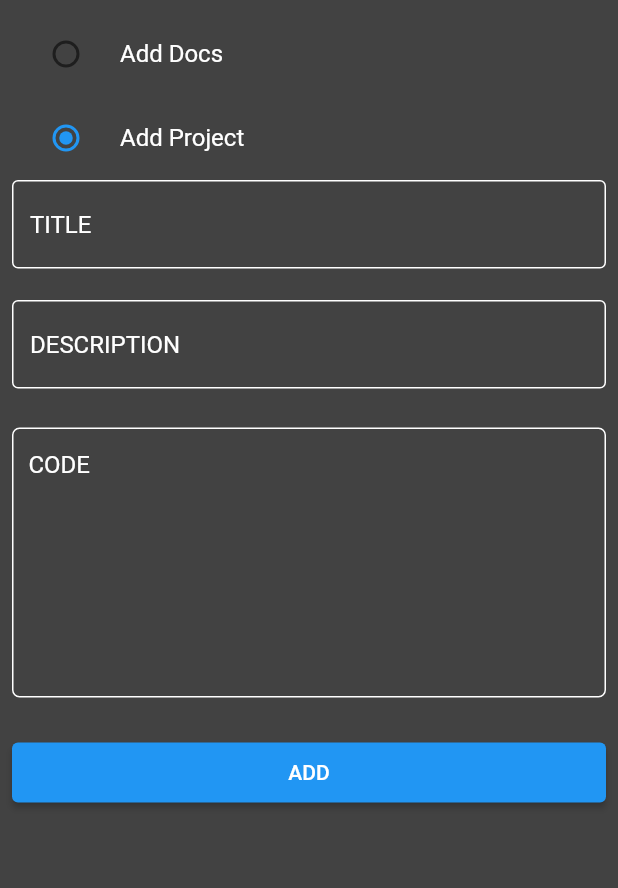
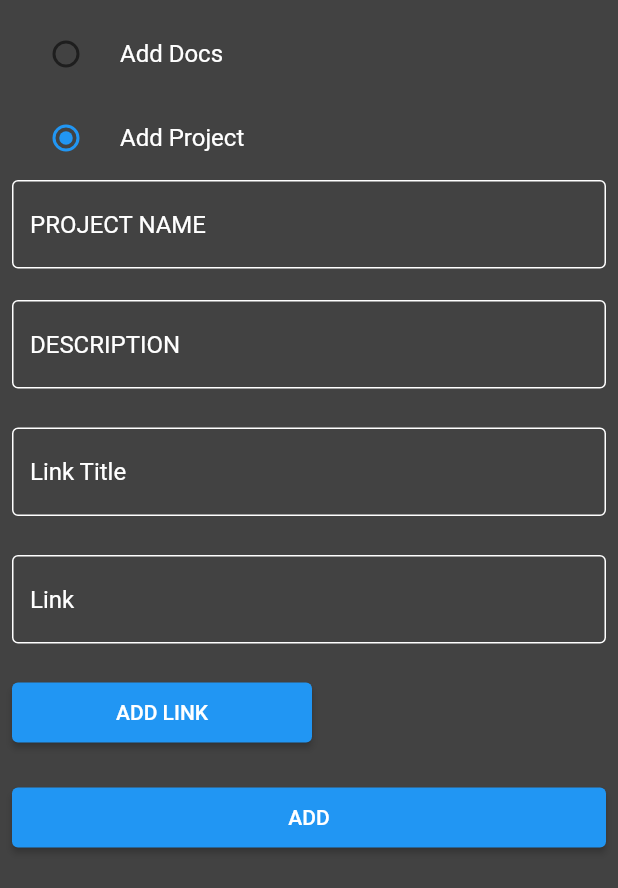
Before and after one commit to akj-anu/storebucket, a Flutter app: the AddForm widget shown alone on an empty page, opened directly, after a tap on "Add Project", on a phone screen of 412 x 824 dp. Shown: the top 888 px of the screen. Run offline on Flutter 3.47's test engine with Material 2 defaults, Android fonts, the phone set to English and light mode, and no system bars; our stand-ins replace cloud_firestore, firebase_core, flutter_html, lottie, shared_preferences; accounts and stored records are empty; network calls fail.

Commit message:
second commit

```diff
--- a/lib/home/widget/add_form.dart
+++ b/lib/home/widget/add_form.dart
@@ -2,7 +2,6 @@ import 'package:flutter/material.dart';
 import 'package:cloud_firestore/cloud_firestore.dart';
 import 'package:storebucket/home/home.dart';
 import 'package:storebucket/managers/shared_preference_manager.dart';
-import 'package:toggle_switch/toggle_switch.dart';
 
 enum chooseType { doc, project }
 
@@ -14,6 +13,7 @@ class AddForm extends StatefulWidget {
 }
 
 class _AddFormState extends State<AddForm> {
+  List<String> linkList = [];
   bool isDoc = true;
   Stream<QuerySnapshot<Object?>>? searchData;
   final TextEditingController _titleController =
@@ -91,11 +91,21 @@ class _AddFormState extends State<AddForm> {
     }
 
     addproject() {
-      project.add({
+      project
+          .add({
             'title': title,
             'description': description,
             'code': code,
             'name': userName,
+            'links': linkList,
+          })
+          .then((value) => {
+                snackMsg(color: Colors.green, text: "Project Added"),
+                setState(() {})
+              })
+          .catchError((error) {
+            snackMsg(color: Colors.red, text: "Failed to add project");
+            debugPrint("Failed to add project: $error");
           });
     }
 
@@ -103,6 +113,7 @@ class _AddFormState extends State<AddForm> {
       isDoc ? addData() : addproject();
     }
 
+    _addLink() {}
     return Container(
       height: MediaQuery.of(context).size.height,
       width: MediaQuery.of(context).size.width,
@@ -155,14 +166,14 @@ class _AddFormState extends State<AddForm> {
               child: TextField(
                 style: const TextStyle(color: Colors.white),
                 controller: _titleController,
-                decoration: const InputDecoration(
-                    hintText: 'TITLE',
+                decoration: InputDecoration(
+                    hintText: isDoc ? 'TITLE' : 'PROJECT NAME',
                     focusColor: Colors.white,
-                    enabledBorder: OutlineInputBorder(
+                    enabledBorder: const OutlineInputBorder(
                         borderSide: BorderSide(color: Colors.white)),
-                    focusedBorder: OutlineInputBorder(
+                    focusedBorder: const OutlineInputBorder(
                         borderSide: BorderSide(color: Colors.white)),
-                    hintStyle: TextStyle(color: Colors.white)),
+                    hintStyle: const TextStyle(color: Colors.white)),
                 onChanged: (text) {
                   title = text;
                 },
@@ -194,7 +205,62 @@ class _AddFormState extends State<AddForm> {
             const SizedBox(
               height: 5,
             ),
-            Container(
+            !isDoc
+                ? SizedBox(
+                    height: 80,
+                    child: TextField(
+                      style: const TextStyle(color: Colors.white),
+                      controller: _discriController,
+                      maxLength: null,
+                      maxLines: null,
+                      decoration: const InputDecoration(
+                          hintText: 'Link Title',
+                          focusColor: Colors.white,
+                          enabledBorder: OutlineInputBorder(
+                              borderSide: BorderSide(color: Colors.white)),
+                          focusedBorder: OutlineInputBorder(
+                              borderSide: BorderSide(color: Colors.white)),
+                          hintStyle: TextStyle(color: Colors.white)),
+                      onChanged: (text) {
+                        description = text;
+                      },
+                    ),
+                  )
+                : const SizedBox(),
+            !isDoc
+                ? const SizedBox(
+                    height: 5,
+                  )
+                : const SizedBox(),
+            !isDoc
+                ? SizedBox(
+                    height: 80,
+                    child: TextField(
+                      style: const TextStyle(color: Colors.white),
+                      controller: _discriController,
+                      maxLength: null,
+                      maxLines: null,
+                      decoration: const InputDecoration(
+                          hintText: 'Link',
+                          focusColor: Colors.white,
+                          enabledBorder: OutlineInputBorder(
+                              borderSide: BorderSide(color: Colors.white)),
+                          focusedBorder: OutlineInputBorder(
+                              borderSide: BorderSide(color: Colors.white)),
+                          hintStyle: TextStyle(color: Colors.white)),
+                      onChanged: (text) {
+                        description = text;
+                      },
+                    ),
+                  )
+                : const SizedBox(),
+            !isDoc
+                ? const SizedBox(
+                    height: 5,
+                  )
+                : const SizedBox(),
+            isDoc
+                ? Container(
                     height: 180,
                     decoration: BoxDecoration(
                         border: Border.all(color: Colors.white),
@@ -205,21 +271,26 @@ class _AddFormState extends State<AddForm> {
                       controller: _codeController,
                       maxLength: null,
                       maxLines: null,
-                decoration: const InputDecoration(
-                    hintText: 'CODE',
+                      decoration: InputDecoration(
+                          hintText: isDoc ? 'CODE' : 'UI/UX LINKS AND GIT URL',
                           focusColor: Colors.white,
                           enabledBorder: InputBorder.none,
                           focusedBorder: InputBorder.none,
-                    // enabledBorder: OutlineInputBorder(
-                    //     borderSide: BorderSide(color: Colors.white)),
-                    // focusedBorder: OutlineInputBorder(
-                    //     borderSide: BorderSide(color: Colors.white)),
-                    hintStyle: TextStyle(color: Colors.white)),
+                          hintStyle: const TextStyle(color: Colors.white)),
                       onChanged: (text) {
                         code = text;
                       },
                     ),
-            ),
+                  )
+                : const SizedBox(),
+            !isDoc
+                ? SizedBox(
+                    width: 200,
+                    height: 40,
+                    child: ElevatedButton(
+                        onPressed: _addLink, child: const Text("ADD LINK")),
+                  )
+                : const SizedBox(),
             const SizedBox(
               height: 30,
             ),
--- a/lib/home/widget/models/details.dart
+++ b/lib/home/widget/models/details.dart
@@ -3,7 +3,7 @@ class SearchData {
   String? code;
   String? description;
   String? name;
-  var id;
+  String? id;
 
   SearchData({this.title, this.code, this.description,this.id,this.name});
 
--- a/pubspec.yaml
+++ b/pubspec.yaml
@@ -39,6 +39,9 @@ dependencies:
   lottie: ^1.4.1
   shared_preferences: ^2.0.15
   toggle_switch: ^2.0.1
+  flutter_staggered_grid_view: ^0.6.2
+  flutter_html: ^2.2.1
+  url_launcher: ^6.1.5
 dev_dependencies:
   flutter_test:
     sdk: flutter
```
Also changed, not shown: lib/home/home.dart (+21 -1 lines), lib/main.dart (+8 -5 lines), lib/project/project.dart (added, +292 -0 lines), lib/project/project_detail.dart (added, +97 -0 lines), pubspec.lock, 2 other files. Lines whose indentation alone changed are shown as unchanged.
